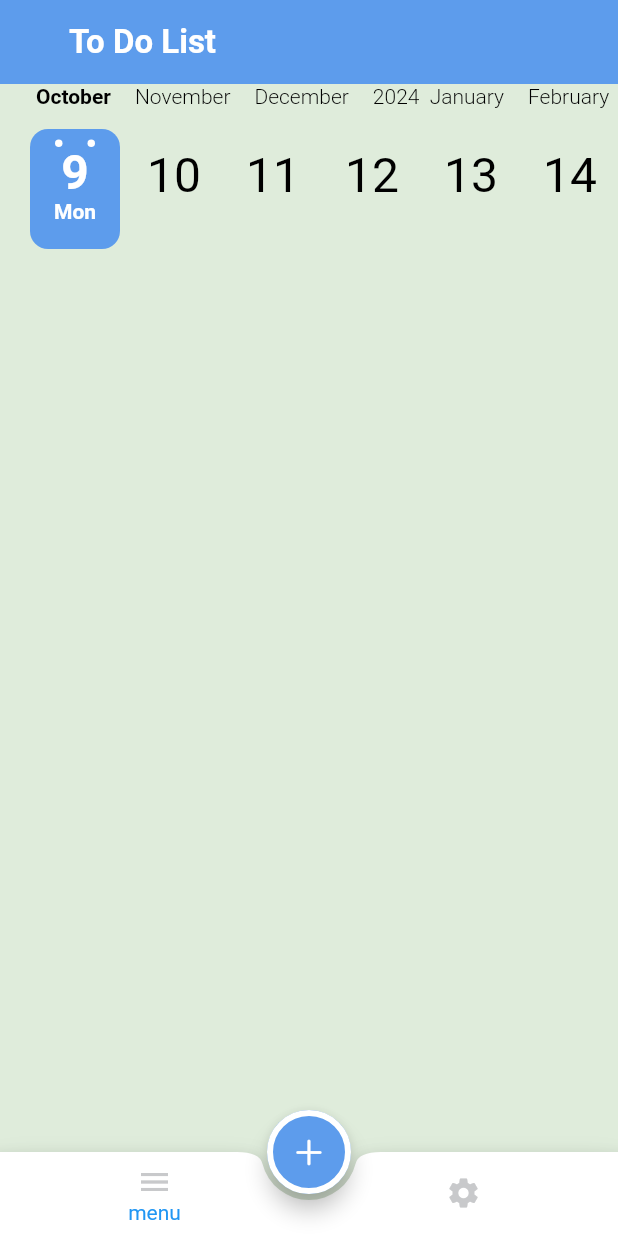
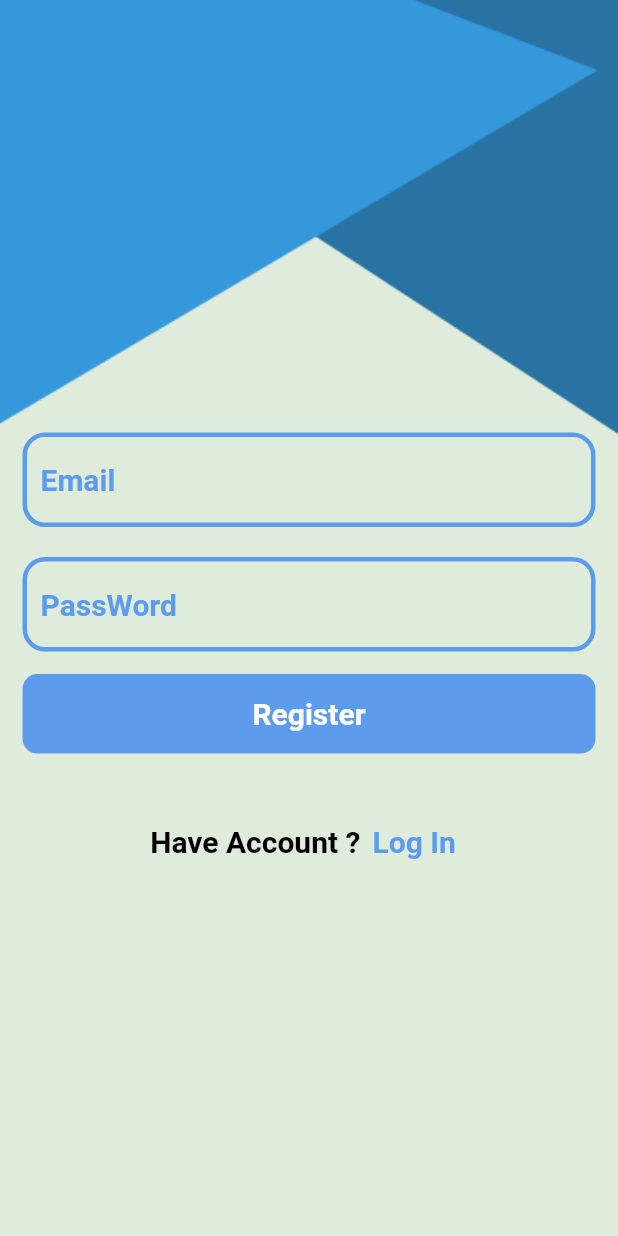
Before and after one commit to tamim-qnr5/DoTo_app, a Flutter app: the screen it shows after launch, on a phone screen of 412 x 824 dp. Run offline on Flutter 3.47's test engine with Material 2 defaults, Android fonts, the phone set to English and light mode, and no system bars; drawn by our look-alikes of calendar_timeline; our stand-ins replace cloud_firestore, firebase_core, flutter_slidable; accounts and stored records are empty; generated files the repository leaves out were written again.

Commit message:
finish login\regseter ui

```diff
--- /dev/null
+++ b/lib/Login/login_screen.dart
@@ -0,0 +1,120 @@
+import 'package:flutter/material.dart';
+import 'package:provider/provider.dart';
+
+import '../components/FormFild.dart';
+import '../providers/app_config_provider.dart';
+import '../setting/MyTheme.dart';
+
+class Login_screen extends StatelessWidget {
+  static const String routeName = 'login';
+  var formKey = GlobalKey<FormState>();
+  var emailController = TextEditingController();
+  var passwordController = TextEditingController();
+
+  @override
+  Widget build(BuildContext context) {
+    var provider = Provider.of<AppConfigProvider>(context);
+    return Scaffold(
+      body: Stack(
+        children: [
+          Image.asset('assets/imgs/main_bg.png',
+              width: double.infinity, fit: BoxFit.fill),
+          Form(
+              key: formKey,
+              child: Padding(
+                padding: const EdgeInsets.symmetric(horizontal: 15.0),
+                child: SingleChildScrollView(
+                  child: Column(
+                    children: [
+                      SizedBox(
+                        height: MediaQuery.of(context).size.height * 0.35,
+                      ),
+                      Custom_Form(
+                          validator: (text) {
+                            if (text == null || text.trim().isEmpty) {
+                              return 'please enter email address';
+                            }
+                            bool emailValid = RegExp(
+                                    r'^(([^<>()[\]\\.,;:\s@\"]+(\.[^<>()[\]\\.,;:\s@\"]+)*)|(\".+\"))@((\[[0-9]{1,3}\.[0-9]{1,3}\.[0-9]{1,3}\.[0-9]{1,3}\])|(([a-zA-Z\-0-9]+\.)+[a-zA-Z]{2,}))$')
+                                .hasMatch(text);
+                            if (!emailValid) {
+                              return 'please enter valid email address';
+                            }
+                            return null;
+                          },
+                          Label: 'Email',
+                          KeybordType: TextInputType.emailAddress,
+                          controller: emailController),
+                      SizedBox(
+                        height: 20,
+                      ),
+                      Custom_Form(
+                          validator: (text) {
+                            if (text == null || text.trim().isEmpty) {
+                              return 'please enter password';
+                            }
+                            return null;
+                          },
+                          Label: 'PassWord',
+                          controller: passwordController,
+                          isPassword: true),
+                      InkWell(
+                        onTap: () {
+                          onsignTap();
+                        },
+                        child: Padding(
+                          padding: const EdgeInsets.symmetric(vertical: 15.0),
+                          child: Container(
+                            width: double.infinity,
+                            padding: EdgeInsets.all(15),
+                            decoration: BoxDecoration(
+                                color: Theme.of(context).primaryColor,
+                                borderRadius: BorderRadius.circular(10)),
+                            child: Text(
+                              'Register',
+                              style: Theme.of(context)
+                                  .textTheme
+                                  .titleMedium!
+                                  .copyWith(color: MyTheme.whiteColor),
+                              textAlign: TextAlign.center,
+                            ),
+                          ),
+                        ),
+                      ),
+                      SizedBox(
+                        height: 20,
+                      ),
+                      Row(
+                        mainAxisAlignment: MainAxisAlignment.center,
+                        children: [
+                          Text(
+                            'Have Account ?',
+                            style: Theme.of(context).textTheme.titleMedium,
+                          ),
+                          TextButton(
+                              onPressed: () {
+                                Navigator.pushNamed(
+                                    context, Login_screen.routeName);
+                              },
+                              child: Text(
+                                'Log In',
+                                style: Theme.of(context)
+                                    .textTheme
+                                    .titleMedium!
+                                    .copyWith(color: MyTheme.primeLight),
+                              ))
+                        ],
+                      )
+                    ],
+                  ),
+                ),
+              ))
+        ],
+      ),
+    );
+  }
+
+  void onsignTap() {
+    if (formKey.currentState?.validate() == true) {}
+  }
+}
--- /dev/null
+++ b/lib/components/FormFild.dart
@@ -0,0 +1,54 @@
+import 'package:flutter/material.dart';
+import 'package:provider/provider.dart';
+
+import '../providers/app_config_provider.dart';
+import '../setting/MyTheme.dart';
+
+class Custom_Form extends StatelessWidget {
+  String? Function(String?)? validator;
+  TextEditingController controller;
+  bool isPassword = false;
+  String Label;
+  TextInputType KeybordType;
+
+  Custom_Form(
+      {this.KeybordType = TextInputType.text,
+      required this.Label,
+      required this.controller,
+      this.isPassword = false,
+      required this.validator});
+
+  @override
+  Widget build(BuildContext context) {
+    var provider = Provider.of<AppConfigProvider>(context);
+    return TextFormField(
+      validator: validator,
+      controller: controller,
+      keyboardType: KeybordType,
+      decoration: InputDecoration(
+          enabledBorder: OutlineInputBorder(
+            borderRadius: BorderRadius.circular(15),
+            borderSide:
+                BorderSide(width: 3, color: Theme.of(context).primaryColor),
+          ),
+          focusedBorder: OutlineInputBorder(
+            borderRadius: BorderRadius.circular(15),
+            borderSide:
+                BorderSide(width: 3, color: Theme.of(context).primaryColor),
+          ),
+          labelStyle: TextStyle(
+            color: (provider.appMode == ThemeMode.light)
+                ? MyTheme.blackColor
+                : MyTheme.whiteColor,
+          ),
+          label: Text(
+            Label,
+            style: Theme.of(context)
+                .textTheme
+                .titleMedium!
+                .copyWith(color: MyTheme.primeLight),
+          )),
+      obscureText: isPassword,
+    );
+  }
+}
--- a/lib/main.dart
+++ b/lib/main.dart
@@ -3,7 +3,9 @@ import 'package:firebase_core/firebase_core.dart';
 import 'package:flutter/material.dart';
 import 'package:flutter_gen/gen_l10n/app_localizations.dart';
 import 'package:provider/provider.dart';
+import 'package:to_do/Login/login_screen.dart';
 import 'package:to_do/home_screen.dart';
+import 'package:to_do/regseter/register_screen.dart';
 
 import 'providers/app_config_provider.dart';
 import 'setting/MyTheme.dart';
@@ -25,15 +27,17 @@ class MyApp extends StatelessWidget {
   Widget build(BuildContext context) {
     var provider = Provider.of<AppConfigProvider>(context);
     return MaterialApp(
-      initialRoute: Home_screen.routeName,
+      initialRoute: Login_screen.routeName,
       routes: {
-        Home_screen.routeName : (context) => Home_screen(),
+        Home_screen.routeName: (context) => Home_screen(),
+        Register_screen.routeName: (context) => Register_screen(),
+        Login_screen.routeName: (context) => Login_screen(),
       },
       theme: MyTheme.LightTheme,
       debugShowCheckedModeBanner: false,
       localizationsDelegates: AppLocalizations.localizationsDelegates,
       supportedLocales: AppLocalizations.supportedLocales,
-      locale:Locale(provider.appLang),
+      locale: Locale(provider.appLang),
       themeMode: provider.appMode,
       darkTheme: MyTheme.DarkTheme,
 
--- a/lib/task/TaskBottomSheet.dart
+++ b/lib/task/TaskBottomSheet.dart
@@ -86,7 +86,6 @@ class _TaskBottomSheetState extends State<TaskBottomSheet> {
                       maxLines: 2,
                       decoration: InputDecoration(
                           enabledBorder: UnderlineInputBorder(
-                            //<-- SEE HERE
                             borderSide: BorderSide(
                               color: (provider.appMode == ThemeMode.light)
                                   ? MyTheme.blackColor
```
Also changed, not shown: lib/regseter/register_screen.dart (added, +153 -0 lines), assets/imgs/2.0x/main_bg@2x.png (added), assets/imgs/3.0x/main_bg@3x.png (added), assets/imgs/main_bg.png (added).
